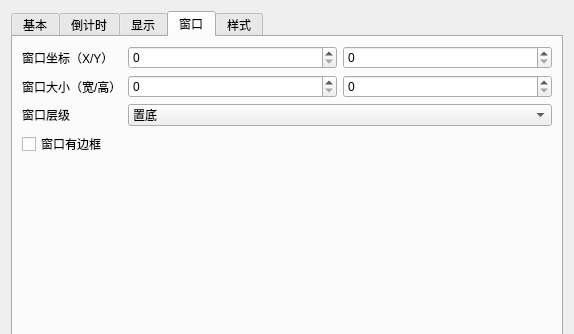
First picture: the form in UISource/profile_config_ui.ui, repository HelloWRC/W-DesktopCountdown, before the edit; both pictures show x 0 to 574 and y 0 to 334 of the 574 by 597 pixel window.
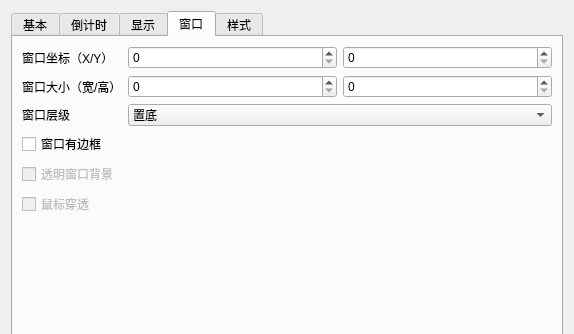
Second picture: the form after the edit. The open tabs and pages were chosen to show the change.

Patch:
```diff
--- a/UISource/profile_config_ui.ui
+++ b/UISource/profile_config_ui.ui
@@ -321,13 +321,6 @@
          </item>
         </widget>
        </item>
-       <item row="3" column="0">
-        <widget class="QCheckBox" name="cb_titlebar">
-         <property name="text">
-          <string>窗口有边框</string>
-         </property>
-        </widget>
-       </item>
        <item row="0" column="0">
         <widget class="QLabel" name="lb_winpos">
          <property name="text">
@@ -335,6 +328,46 @@
          </property>
         </widget>
        </item>
+       <item row="6" column="0">
+        <widget class="QLabel" name="label">
+         <property name="text">
+          <string/>
+         </property>
+        </widget>
+       </item>
+       <item row="5" column="0" colspan="2">
+        <widget class="QCheckBox" name="cb_mouse_tran">
+         <property name="enabled">
+          <bool>false</bool>
+         </property>
+         <property name="toolTip">
+          <string>&lt;html&gt;&lt;head/&gt;&lt;body&gt;&lt;p&gt;若启用本选项，窗口将不接受鼠标事件。鼠标的点击动作会穿透到窗口后面的窗口。&lt;/p&gt;&lt;/body&gt;&lt;/html&gt;</string>
+         </property>
+         <property name="text">
+          <string>鼠标穿透</string>
+         </property>
+        </widget>
+       </item>
+       <item row="4" column="0" colspan="2">
+        <widget class="QCheckBox" name="cb_no_background">
+         <property name="enabled">
+          <bool>false</bool>
+         </property>
+         <property name="toolTip">
+          <string>&lt;html&gt;&lt;head/&gt;&lt;body&gt;&lt;p&gt;窗口的背景会是透明的。若要启用此选项，必须禁用“窗口有边框”。&lt;/p&gt;&lt;/body&gt;&lt;/html&gt;</string>
+         </property>
+         <property name="text">
+          <string>透明窗口背景</string>
+         </property>
+        </widget>
+       </item>
+       <item row="3" column="0" colspan="2">
+        <widget class="QCheckBox" name="cb_titlebar">
+         <property name="text">
+          <string>窗口有边框</string>
+         </property>
+        </widget>
+       </item>
       </layout>
      </widget>
      <widget class="QWidget" name="tab">
```
Left out of the diff: 4 changed lines with no effect on the pictures.
